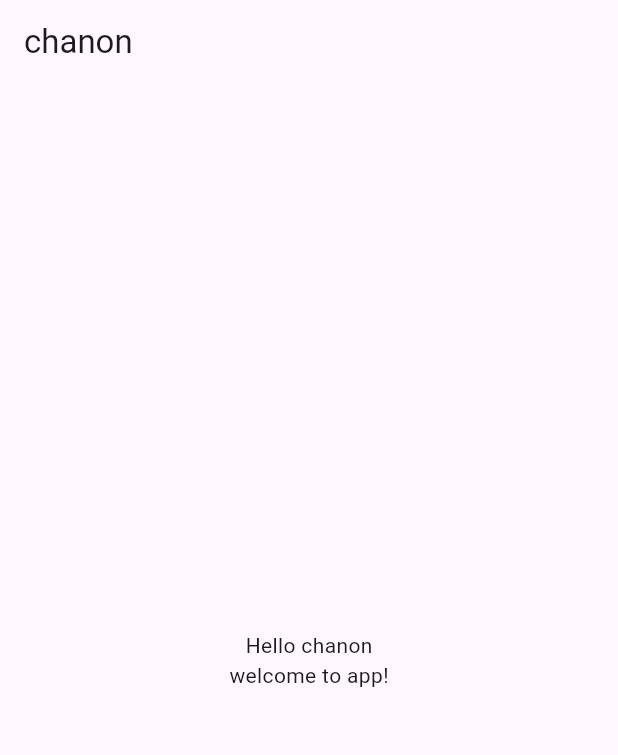
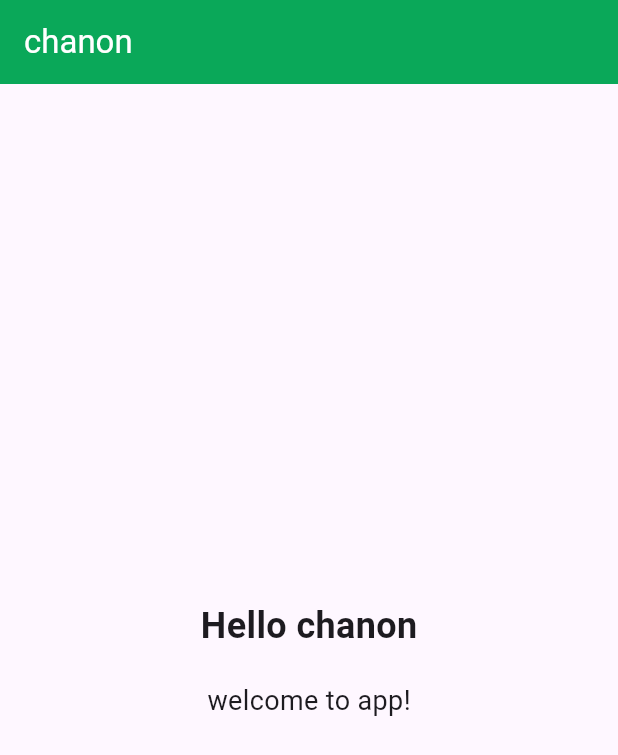
Before and after one commit to deaww77/flutter_empty_app, a Flutter app: the screen it shows after launch, on a phone screen of 412 x 824 dp. Shown: the top 755 px of the screen. Run offline on Flutter 3.47's test engine with Material 3 defaults, Android fonts, the phone set to English and light mode, and no system bars.

Commit message:
set color

```diff
--- a/lib/main.dart
+++ b/lib/main.dart
@@ -12,7 +12,10 @@ class MainApp extends StatelessWidget {
   Widget build(BuildContext context) {
     return MaterialApp(
       theme: ThemeData(
-        appBarTheme: const AppBarTheme(),
+        appBarTheme: const AppBarTheme(
+           backgroundColor: Color.fromARGB(255, 10, 168, 89),
+           foregroundColor: Color.fromARGB(255, 255, 255, 255)
+        ),
 
         ),
       home: MyHomePage()
--- a/lib/my_home_page.dart
+++ b/lib/my_home_page.dart
@@ -16,8 +16,9 @@ class _MyHomePageState extends State<MyHomePage> {
         child: Column(
           mainAxisAlignment: MainAxisAlignment.center,
           children: [
-            Text("Hello chanon"),
-            Text("welcome to app!"),
+            Text("Hello chanon", style: TextStyle(fontSize: 24, fontWeight: FontWeight.bold),),
+            SizedBox(height: 20),
+            Text("welcome to app!", style: TextStyle(fontSize: 18),),
           ],
         ),
       ),
```
